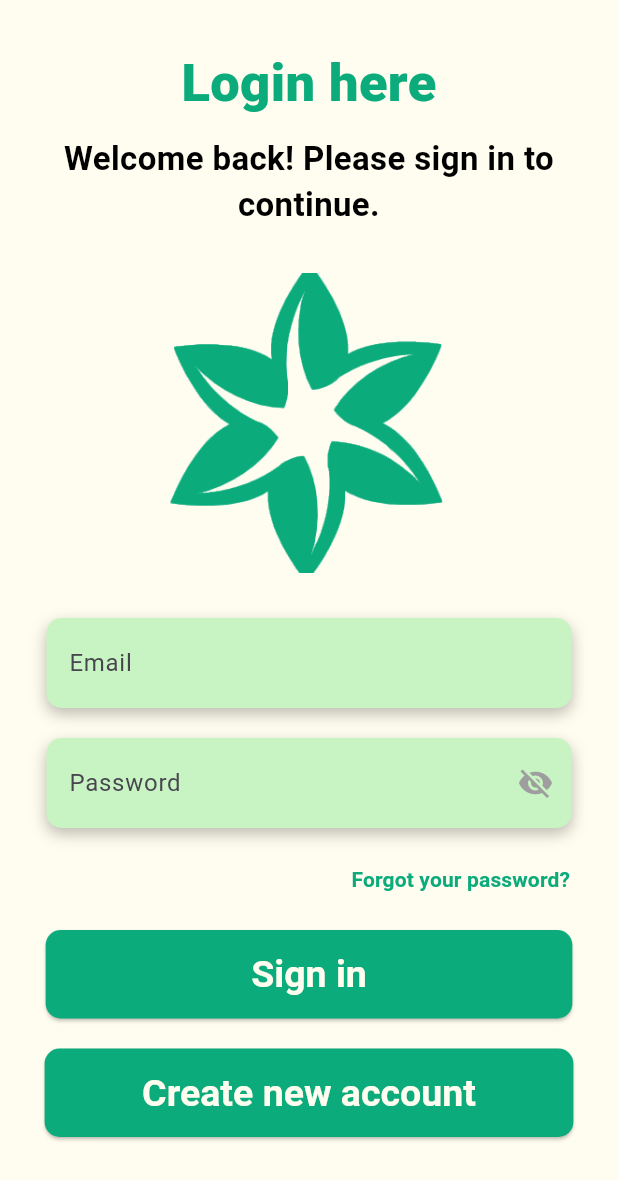
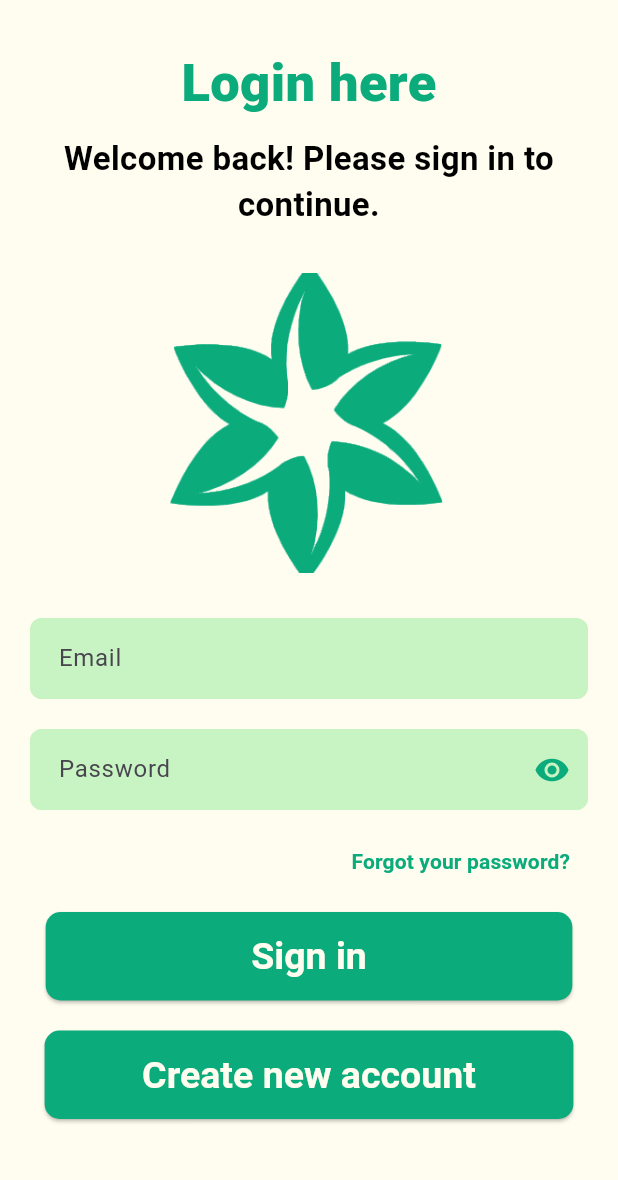
Before and after one commit to Sorawit-loyde/Flutter_Final_project, a Flutter app: the screen it shows after launch, after a tap on "Get Started", on a phone screen of 412 x 824 dp. Shown: the top 1180 px of the screen. Run offline on Flutter 3.47's test engine with Material 3 defaults, Android fonts, the phone set to English and light mode, and no system bars.

Commit message:
update new page

```diff
--- a/mobile_app_decubitus/lib/screen/login_page.dart
+++ b/mobile_app_decubitus/lib/screen/login_page.dart
@@ -1,5 +1,5 @@
 import 'package:flutter/material.dart';
-import 'package:mobile_app_decubitus/constant.dart'; // Updated import path
+import 'package:mobile_app_decubitus/constant.dart';
 
 class LoginPage extends StatefulWidget {
   const LoginPage({super.key});
@@ -9,11 +9,14 @@ class LoginPage extends StatefulWidget {
 }
 
 class _LoginPageState extends State<LoginPage> {
-  final _formKey = GlobalKey<FormState>();
-  String? _email;
-  String? _password;
+  final GlobalKey<FormState> _formKey = GlobalKey<FormState>();
+  final TextEditingController _emailController = TextEditingController();
+  final TextEditingController _passwordController = TextEditingController();
+
   String? _errorMessage;
-  bool _isPasswordVisible = false;
+  String _email = '';
+  String _password = '';
+  bool _obscureText = true;
 
   @override
   Widget build(BuildContext context) {
@@ -26,19 +29,15 @@ class _LoginPageState extends State<LoginPage> {
             padding: const EdgeInsets.symmetric(horizontal: 20.0),
             child: Center(
               child: Column(
-                mainAxisAlignment:
-                    MainAxisAlignment.start, // Align items to the top
+                mainAxisAlignment: MainAxisAlignment.start,
                 children: [
-                  const SizedBox(height: 30), // Space at the top
+                  const SizedBox(height: 30),
                   _buildTitle(),
-                  const SizedBox(
-                      height: 10), // Space between title and welcome message
+                  const SizedBox(height: 10),
                   _buildWelcomeMessage(),
-                  const SizedBox(
-                      height: 30), // Space between welcome message and image
-                  _buildImage(), // Added image here
-                  const SizedBox(
-                      height: 30), // Space between image and email field
+                  const SizedBox(height: 30),
+                  _buildImage(),
+                  const SizedBox(height: 30),
                   _buildEmailField(),
                   const SizedBox(height: 20),
                   _buildPasswordField(),
@@ -48,6 +47,14 @@ class _LoginPageState extends State<LoginPage> {
                   _buildSignInButton(),
                   const SizedBox(height: 20),
                   _buildCreateAccountButton(context),
+                  if (_errorMessage != null)
+                    Padding(
+                      padding: const EdgeInsets.only(top: 20),
+                      child: Text(
+                        _errorMessage!,
+                        style: const TextStyle(color: Colors.red),
+                      ),
+                    ),
                 ],
               ),
             ),
@@ -91,84 +98,64 @@ class _LoginPageState extends State<LoginPage> {
   }
 
   Widget _buildEmailField() {
-    return Container(
-      height: 60,
-      width: 350,
-      decoration: BoxDecoration(
-        color: secondaryColor, // Set the background color to secondaryColor
-        borderRadius: BorderRadius.circular(10), // Rounded corners
-        boxShadow: const [
-          BoxShadow(
-            color: Colors.black26,
-            blurRadius: 8,
-            offset: Offset(0, 4), // Shadow position
-          ),
-        ],
-      ),
-      child: TextFormField(
+    return TextField(
       decoration: InputDecoration(
         labelText: 'Email',
-          border: InputBorder.none, // No border
+        filled: true,
+        fillColor: secondaryColor,
+        enabledBorder: OutlineInputBorder(
+          borderRadius: BorderRadius.circular(8.0),
+          borderSide: const BorderSide(color: secondaryColor),
+        ),
+        border: OutlineInputBorder(
+          borderRadius: BorderRadius.circular(8.0),
+        ),
+        focusedBorder: OutlineInputBorder(
+            borderRadius: BorderRadius.circular(8.0),
+            borderSide: const BorderSide(color: primaryColor)),
         contentPadding: const EdgeInsets.all(15),
-          errorText: _errorMessage != null && _errorMessage!.contains('email')
-              ? _errorMessage
-              : null, // Show error message if applicable
       ),
-        validator: (value) {
-          if (value == null || value.isEmpty) {
-            return 'Please enter your email';
-          }
-          if (!value.contains('@')) {
-            return 'Please enter a valid email';
-          }
-          return null;
+      controller: _emailController,
+      onChanged: (value) {
+        _email = value;
       },
-        onSaved: (value) => _email = value,
-      ),
     );
   }
 
   Widget _buildPasswordField() {
-    return Container(
-      height: 60,
-      width: 350,
-      decoration: BoxDecoration(
-        color: secondaryColor,
-        borderRadius: BorderRadius.circular(10),
-        boxShadow: const [
-          BoxShadow(
-            color: Colors.black26,
-            blurRadius: 8,
-            offset: Offset(0, 4),
-          ),
-        ],
-      ),
-      child: TextFormField(
+    return TextField(
+      obscureText: _obscureText,
       decoration: InputDecoration(
         labelText: 'Password',
-          border: InputBorder.none,
-          contentPadding: const EdgeInsets.all(15),
+        filled: true,
+        fillColor: secondaryColor,
+        enabledBorder: OutlineInputBorder(
+          borderRadius: BorderRadius.circular(8.0),
+          borderSide: const BorderSide(color: secondaryColor),
+        ),
+        border: OutlineInputBorder(
+          borderRadius: BorderRadius.circular(8.0),
+        ),
+        focusedBorder: OutlineInputBorder(
+            borderRadius: BorderRadius.circular(8.0),
+            borderSide: const BorderSide(color: primaryColor)),
         suffixIcon: IconButton(
-            icon: Icon(
-              _isPasswordVisible ? Icons.visibility : Icons.visibility_off,
-              color: Colors.grey,
-            ),
           onPressed: () {
             setState(() {
-                _isPasswordVisible = !_isPasswordVisible; // Toggle visibility
+              _obscureText = !_obscureText;
             });
           },
+          icon: Icon(
+            _obscureText ? Icons.visibility : Icons.visibility_off,
+            color: primaryColor,
           ),
         ),
-        obscureText: !_isPasswordVisible, // Toggle the obscureText property
-        validator: (value) {
-          if (value == null || value.isEmpty) {
-            return 'Please enter your password';
-          }
-          return null;
+        contentPadding: const EdgeInsets.all(15),
+      ),
+      controller: _passwordController,
+      onChanged: (value) {
+        _password = value;
       },
-        onSaved: (value) => _password = value,
-      ),
     );
   }
 
@@ -197,8 +184,7 @@ class _LoginPageState extends State<LoginPage> {
             Navigator.pushNamed(context, '/home');
           } else {
             setState(() {
-                _errorMessage =
-                    'Invalid email or password'; // Set error message
+              _errorMessage = 'Invalid email or password'; // Set error message
             });
           }
         }
@@ -211,11 +197,14 @@ class _LoginPageState extends State<LoginPage> {
           fontWeight: FontWeight.bold,
         ),
         shape: RoundedRectangleBorder(
-                borderRadius: BorderRadius.circular(10.0))),
+          borderRadius: BorderRadius.circular(10.0),
+        ),
+      ),
       child: const Text(
         'Sign in',
         style: TextStyle(color: backGroundColor),
-        ));
+      ),
+    );
   }
 
   Widget _buildCreateAccountButton(BuildContext context) {
```
Also changed, not shown: mobile_app_decubitus/lib/screen/home_page.dart (+36 -26 lines). Lines whose indentation alone changed are shown as unchanged.
